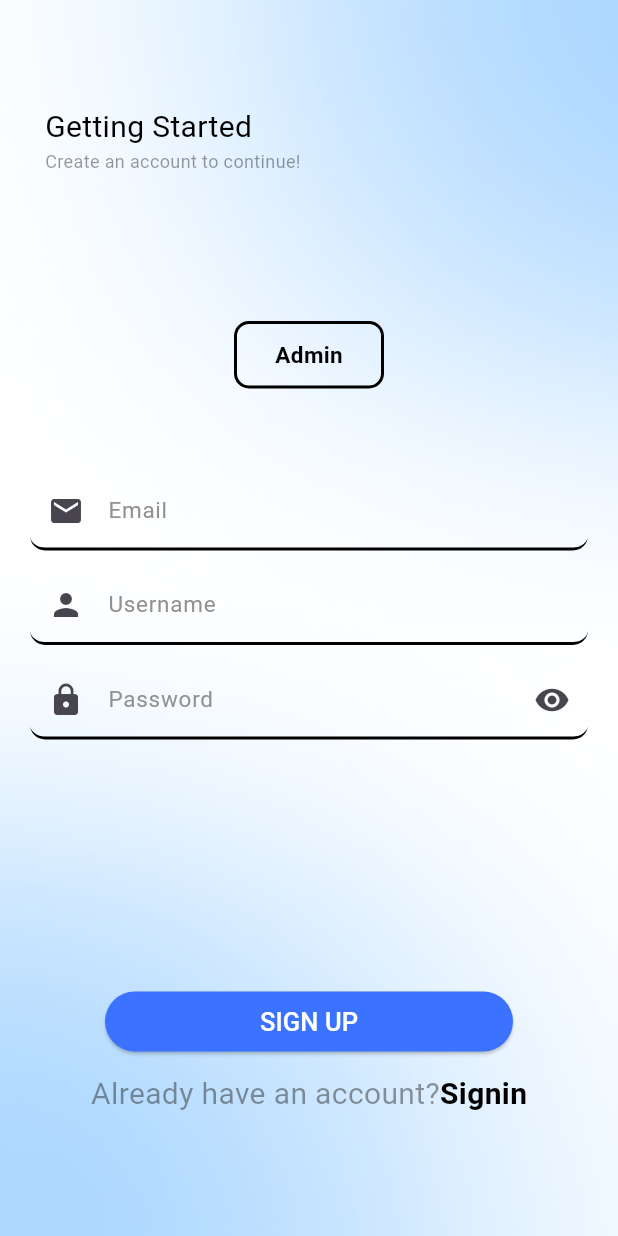
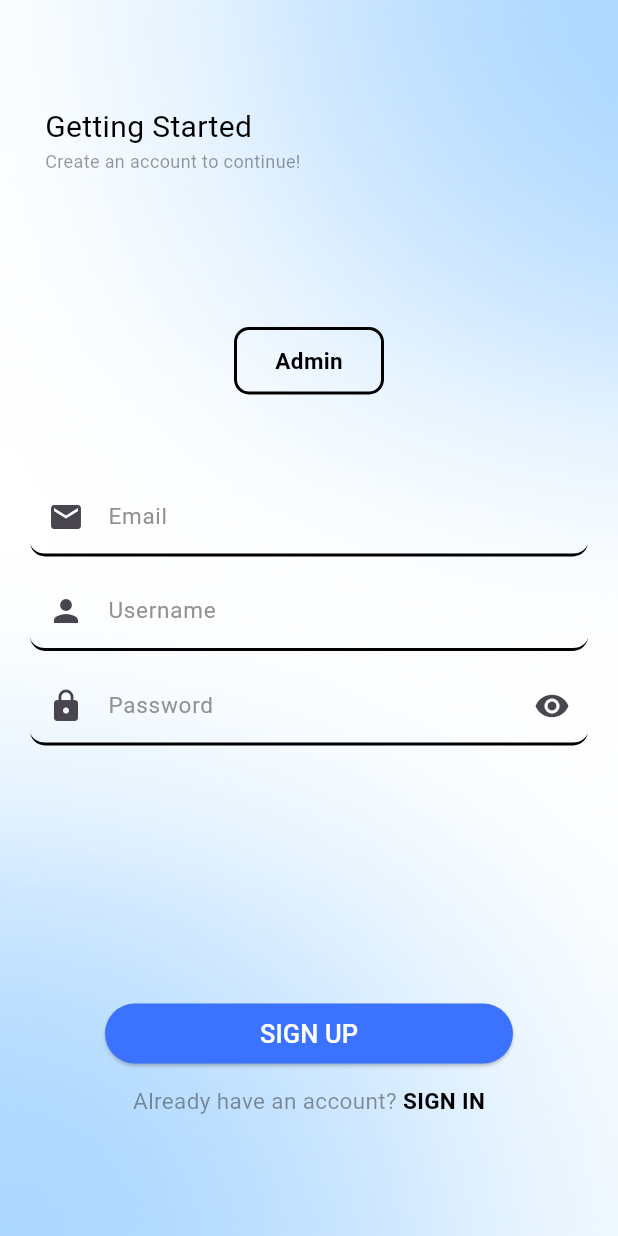
Before and after one commit to Yash-chotaliya/HackTheSpring, a Flutter app: the EmployerSignUp screen opened directly, on a phone screen of 412 x 824 dp. Run offline on Flutter 3.47's test engine with Material 3 defaults, Android fonts, the phone set to English and light mode, and no system bars; our stand-ins replace cloud_firestore, firebase_core, shared_preferences; missing offline and left inert: dart:ffi; accounts and stored records are empty.

Commit message:
font chage

```diff
--- a/lib/employer/employer_signin.dart
+++ b/lib/employer/employer_signin.dart
@@ -97,13 +97,13 @@ class _EmployerSignInState extends State<EmployerSignIn> {
                     ),Row(
                       mainAxisAlignment: MainAxisAlignment.center,
                       children: [
-                        Text("Don't have an account?",style: TextStyle(color: Colors.black, fontSize: 20,),),
+                        Text("Don't have an account? ",style: TextStyle(color:Color(0x77212121), fontSize: 15,),),
                         InkWell(
                             onTap: (){
                               Navigator.pushReplacement(context, MaterialPageRoute(builder: (context) => EmployerSignUp()));
                             },
 
-                            child: Text("Signup",style: TextStyle(color: Colors.black,fontSize: 20,fontWeight: FontWeight.bold),)),
+                            child: Text("SIGN UP",style: TextStyle(color: Colors.black,fontSize: 15,fontWeight: FontWeight.bold),)),
                       ],
                     )
 
--- a/lib/employer/employer_signup.dart
+++ b/lib/employer/employer_signup.dart
@@ -92,13 +92,13 @@ class _EmployerSignUpState extends State<EmployerSignUp> {
                       ),Row(
                         mainAxisAlignment: MainAxisAlignment.center,
                         children: [
-                          Text("Already have an account?",style: TextStyle(color: Color(0x77212121), fontSize: 20,),),
+                          Text("Already have an account? ",style: TextStyle(color: Color(0x77212121), fontSize: 15,),),
                           InkWell(
                               onTap: (){
                                 Navigator.pushReplacement(context, MaterialPageRoute(builder: (context) => EmployerSignIn()));
                               },
 
-                              child: Text("Signin",style: TextStyle(color: Colors.black,fontSize: 20,fontWeight: FontWeight.bold),)),
+                              child: Text("SIGN IN",style: TextStyle(color: Colors.black,fontSize: 15,fontWeight: FontWeight.bold),)),
                         ],
                       )
 
```
